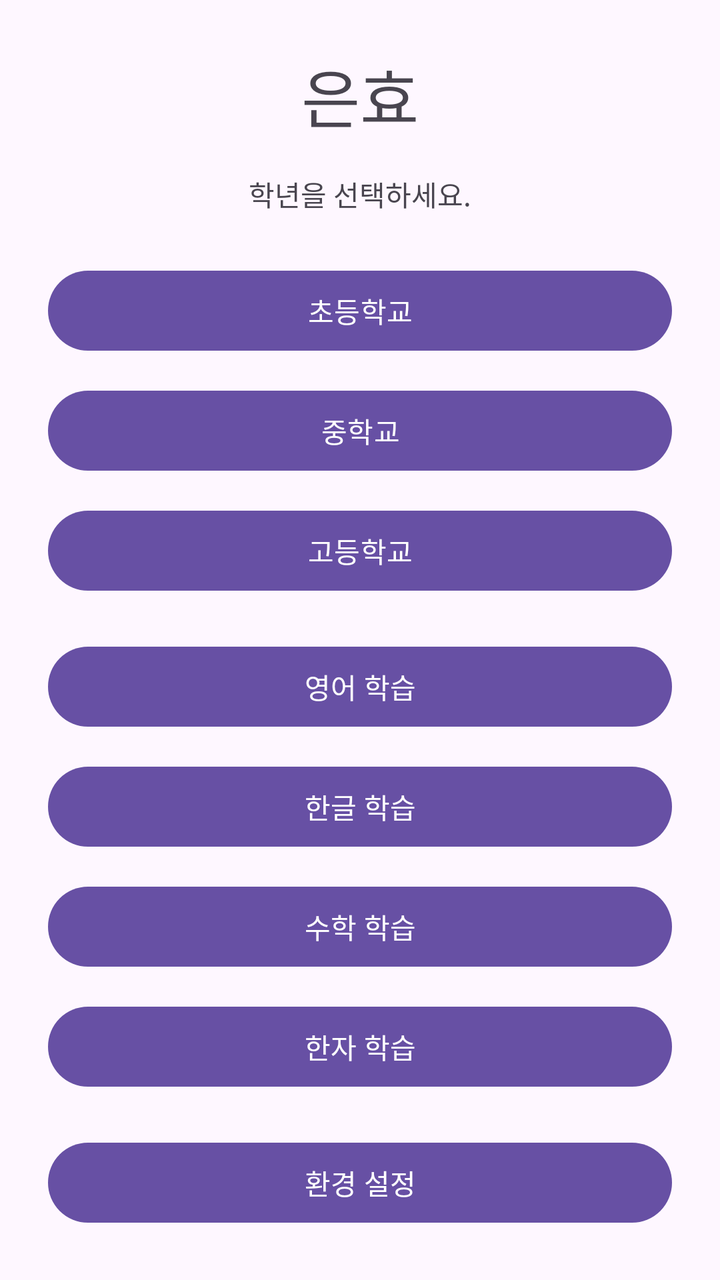
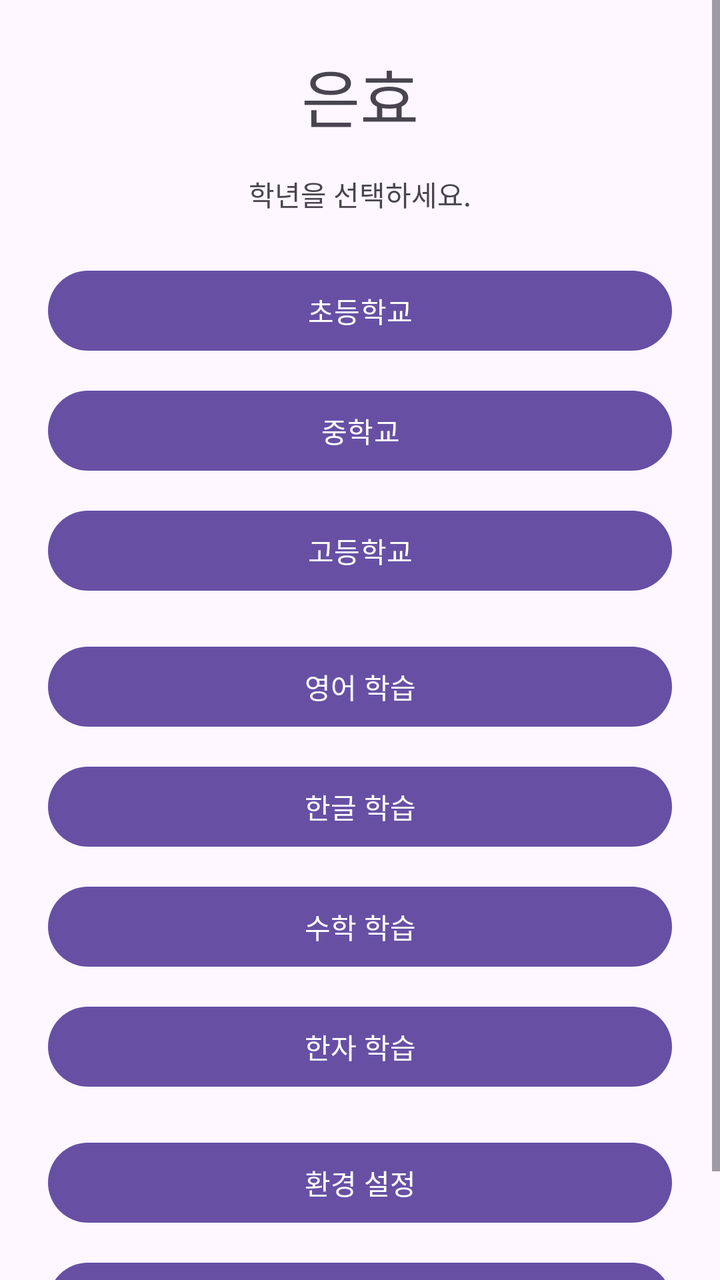

Screens rendered from an Android XML layout before and after an edit, with the pre-edit source and the edit as a unified diff.
<!-- AndroidManifest.xml: application theme Theme.Eunhyo2 -->
<!-- res/layout/activity_main.xml -->
<?xml version="1.0" encoding="utf-8"?>
<ScrollView xmlns:android="http://schemas.android.com/apk/res/android"
    android:layout_width="match_parent"
    android:layout_height="match_parent">

    <LinearLayout
        android:layout_width="match_parent"
        android:layout_height="wrap_content"
        android:orientation="vertical"
        android:gravity="center_horizontal"
        android:padding="24dp">

        <TextView
            android:layout_width="wrap_content"
            android:layout_height="wrap_content"
            android:text="@string/app_name"
            android:textAppearance="@style/TextAppearance.Material3.HeadlineLarge" />

        <TextView
            android:id="@+id/textStatus"
            android:layout_width="wrap_content"
            android:layout_height="wrap_content"
            android:layout_marginTop="16dp"
            android:text="@string/select_grade" />

        <com.google.android.material.button.MaterialButton
            android:id="@+id/buttonElementary"
            android:layout_width="match_parent"
            android:layout_height="wrap_content"
            android:layout_marginTop="24dp"
            android:text="@string/elementary" />

        <com.google.android.material.button.MaterialButton
            android:id="@+id/buttonMiddle"
            android:layout_width="match_parent"
            android:layout_height="wrap_content"
            android:layout_marginTop="12dp"
            android:text="@string/middle" />

        <com.google.android.material.button.MaterialButton
            android:id="@+id/buttonHigh"
            android:layout_width="match_parent"
            android:layout_height="wrap_content"
            android:layout_marginTop="12dp"
            android:text="@string/high" />

        <com.google.android.material.button.MaterialButton
            android:id="@+id/buttonEnglishStudy"
            android:layout_width="match_parent"
            android:layout_height="wrap_content"
            android:layout_marginTop="20dp"
            android:text="@string/english_study" />

        <com.google.android.material.button.MaterialButton
            android:id="@+id/buttonKoreanStudy"
            android:layout_width="match_parent"
            android:layout_height="wrap_content"
            android:layout_marginTop="12dp"
            android:text="@string/korean_study" />

        <com.google.android.material.button.MaterialButton
            android:id="@+id/buttonMathStudy"
            android:layout_width="match_parent"
            android:layout_height="wrap_content"
            android:layout_marginTop="12dp"
            android:text="@string/math_study" />

        <com.google.android.material.button.MaterialButton
            android:id="@+id/buttonHanjaStudy"
            android:layout_width="match_parent"
            android:layout_height="wrap_content"
            android:layout_marginTop="12dp"
            android:text="한자 학습" />

        <com.google.android.material.button.MaterialButton
            android:id="@+id/buttonSettings"
            android:layout_width="match_parent"
            android:layout_height="wrap_content"
            android:layout_marginTop="20dp"
            android:text="환경 설정" />
    </LinearLayout>
</ScrollView>
<!-- resources referenced by this layout -->
<resources>
  <string name="app_name">은효</string>
  <string name="elementary">초등학교</string>
  <string name="english_study">영어 학습</string>
  <string name="high">고등학교</string>
  <string name="korean_study">한글 학습</string>
  <string name="math_study">수학 학습</string>
  <string name="middle">중학교</string>
  <string name="select_grade">학년을 선택하세요.</string>
  <style name="Theme.Eunhyo2" parent="Theme.Material3.DayNight.NoActionBar">
          <item name="android:windowLightStatusBar">true</item>
      </style>
</resources>

<!-- the commit's change to res/layout/activity_main.xml (unified diff, before → after) -->
@@ -23,60 +23,14 @@
             android:layout_marginTop="16dp"
             android:text="@string/select_grade" />
 
-        <com.google.android.material.button.MaterialButton
-            android:id="@+id/buttonElementary"
-            android:layout_width="match_parent"
-            android:layout_height="wrap_content"
-            android:layout_marginTop="24dp"
-            android:text="@string/elementary" />
-
-        <com.google.android.material.button.MaterialButton
-            android:id="@+id/buttonMiddle"
-            android:layout_width="match_parent"
-            android:layout_height="wrap_content"
-            android:layout_marginTop="12dp"
-            android:text="@string/middle" />
-
-        <com.google.android.material.button.MaterialButton
-            android:id="@+id/buttonHigh"
-            android:layout_width="match_parent"
-            android:layout_height="wrap_content"
-            android:layout_marginTop="12dp"
-            android:text="@string/high" />
-
-        <com.google.android.material.button.MaterialButton
-            android:id="@+id/buttonEnglishStudy"
-            android:layout_width="match_parent"
-            android:layout_height="wrap_content"
-            android:layout_marginTop="20dp"
-            android:text="@string/english_study" />
-
-        <com.google.android.material.button.MaterialButton
-            android:id="@+id/buttonKoreanStudy"
-            android:layout_width="match_parent"
-            android:layout_height="wrap_content"
-            android:layout_marginTop="12dp"
-            android:text="@string/korean_study" />
-
-        <com.google.android.material.button.MaterialButton
-            android:id="@+id/buttonMathStudy"
-            android:layout_width="match_parent"
-            android:layout_height="wrap_content"
-            android:layout_marginTop="12dp"
-            android:text="@string/math_study" />
-
-        <com.google.android.material.button.MaterialButton
-            android:id="@+id/buttonHanjaStudy"
-            android:layout_width="match_parent"
-            android:layout_height="wrap_content"
-            android:layout_marginTop="12dp"
-            android:text="한자 학습" />
-
-        <com.google.android.material.button.MaterialButton
-            android:id="@+id/buttonSettings"
-            android:layout_width="match_parent"
-            android:layout_height="wrap_content"
-            android:layout_marginTop="20dp"
-            android:text="환경 설정" />
+        <com.google.android.material.button.MaterialButton android:id="@+id/buttonElementary" android:layout_width="match_parent" android:layout_height="wrap_content" android:layout_marginTop="24dp" android:text="@string/elementary" />
+        <com.google.android.material.button.MaterialButton android:id="@+id/buttonMiddle" android:layout_width="match_parent" android:layout_height="wrap_content" android:layout_marginTop="12dp" android:text="@string/middle" />
+        <com.google.android.material.button.MaterialButton android:id="@+id/buttonHigh" android:layout_width="match_parent" android:layout_height="wrap_content" android:layout_marginTop="12dp" android:text="@string/high" />
+        <com.google.android.material.button.MaterialButton android:id="@+id/buttonEnglishStudy" android:layout_width="match_parent" android:layout_height="wrap_content" android:layout_marginTop="20dp" android:text="@string/english_study" />
+        <com.google.android.material.button.MaterialButton android:id="@+id/buttonKoreanStudy" android:layout_width="match_parent" android:layout_height="wrap_content" android:layout_marginTop="12dp" android:text="@string/korean_study" />
+        <com.google.android.material.button.MaterialButton android:id="@+id/buttonMathStudy" android:layout_width="match_parent" android:layout_height="wrap_content" android:layout_marginTop="12dp" android:text="@string/math_study" />
+        <com.google.android.material.button.MaterialButton android:id="@+id/buttonHanjaStudy" android:layout_width="match_parent" android:layout_height="wrap_content" android:layout_marginTop="12dp" android:text="한자 학습" />
+        <com.google.android.material.button.MaterialButton android:id="@+id/buttonSettings" android:layout_width="match_parent" android:layout_height="wrap_content" android:layout_marginTop="20dp" android:text="환경 설정" />
+        <com.google.android.material.button.MaterialButton android:id="@+id/buttonAbout" android:layout_width="match_parent" android:layout_height="wrap_content" android:layout_marginTop="12dp" android:text="앱 정보" />
     </LinearLayout>
 </ScrollView>
